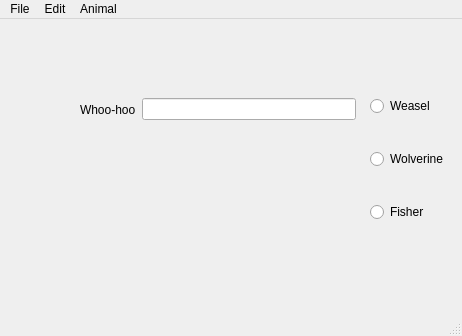
Old version of the form johndemo.ui in the repository jstrickler/20201013py3interm.
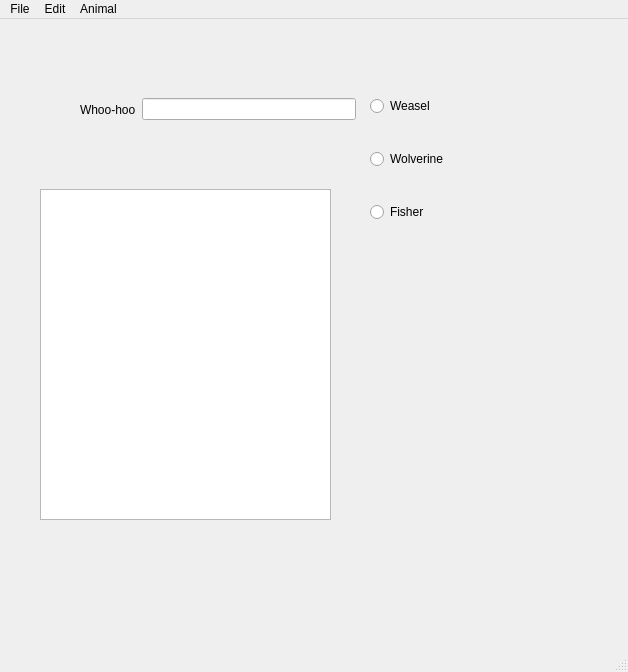
New version of the form.

Commit message: END OF CLASS

Diff of the .ui file:
```diff
--- a/johndemo.ui
+++ b/johndemo.ui
@@ -6,8 +6,8 @@
    <rect>
     <x>0</x>
     <y>0</y>
-    <width>462</width>
-    <height>336</height>
+    <width>628</width>
+    <height>672</height>
    </rect>
   </property>
   <property name="windowTitle">
@@ -72,13 +72,23 @@
      </item>
     </layout>
    </widget>
+   <widget class="QTableView" name="tableView">
+    <property name="geometry">
+     <rect>
+      <x>40</x>
+      <y>170</y>
+      <width>291</width>
+      <height>331</height>
+     </rect>
+    </property>
+   </widget>
   </widget>
   <widget class="QMenuBar" name="menubar">
    <property name="geometry">
     <rect>
      <x>0</x>
      <y>0</y>
-     <width>462</width>
+     <width>628</width>
      <height>22</height>
     </rect>
    </property>
```
Left out of the diff: 7 changed lines with no effect on the pictures. The commit also changes 40 other files.
